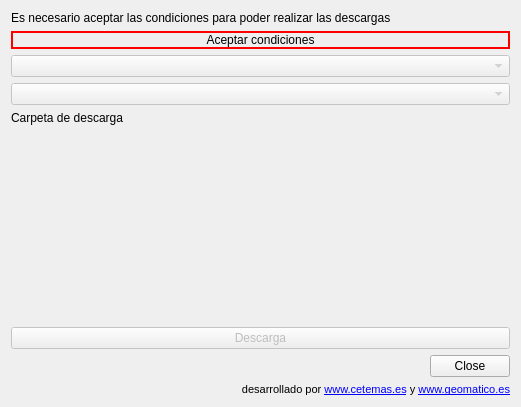
Qt form ui/main_window.ui (geomatico/qgis-sigpac) before a commit.
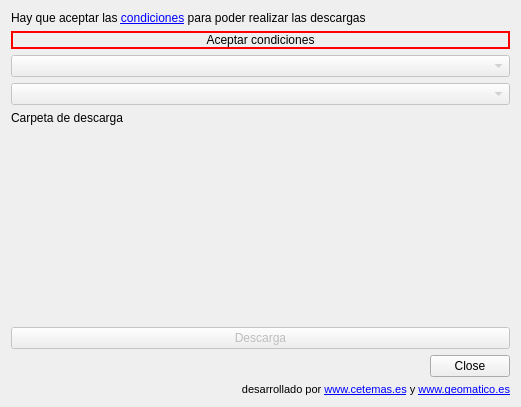
The same form after that commit. Custom widgets are drawn as their Qt base class.

Commit message: Link condiciones

What changed in the file:
```diff
--- a/ui/main_window.ui
+++ b/ui/main_window.ui
@@ -17,7 +17,7 @@
    <item>
     <widget class="QLabel" name="label_3">
      <property name="text">
-      <string>Es necesario aceptar las condiciones para poder realizar las descargas</string>
+      <string>Hay que aceptar las &lt;a href='https://www.fega.gob.es/orig/pdfs/20201215_Licencia_SIGPAC_Servicio_Descarga.pdf' target='_blank'&gt;condiciones&lt;/a&gt; para poder realizar las descargas</string>
      </property>
     </widget>
    </item>
```
